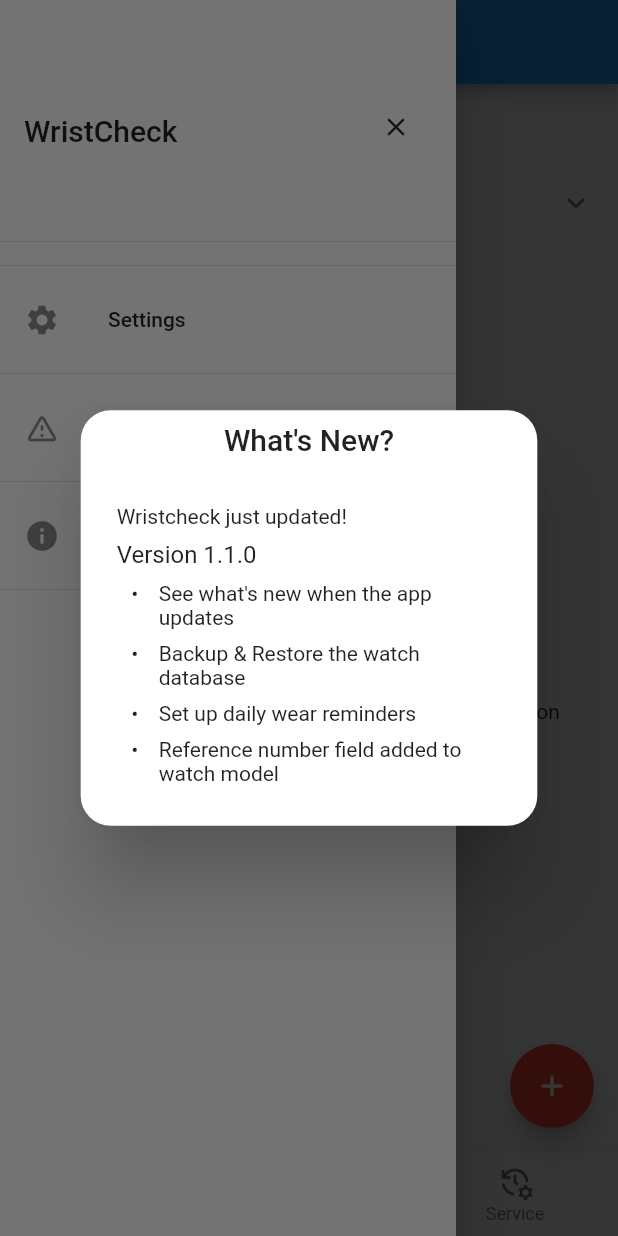
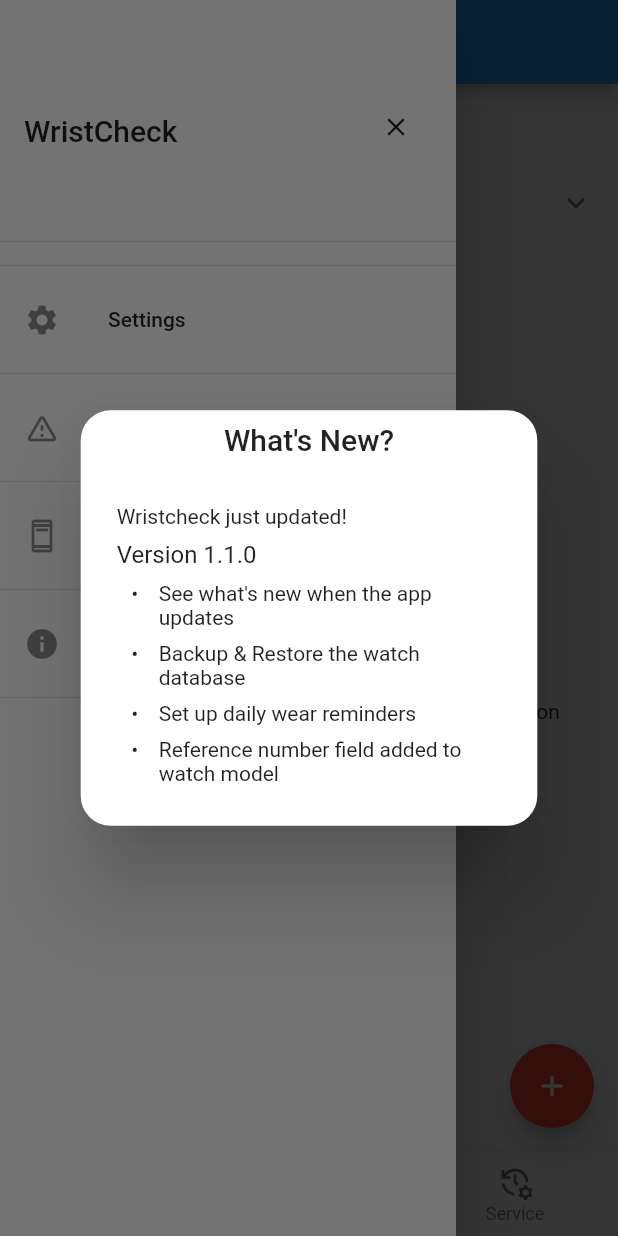
Before and after one commit to Stif-UK/WristCheck, a Flutter app: the screen it shows after launch, with the side drawer open, on a phone screen of 412 x 824 dp. Run offline on Flutter 3.47's test engine with Material 2 defaults, Android fonts, the phone set to English and light mode, and no system bars; drawn by our look-alikes of google_mobile_ads; our stand-ins replace file_picker, flutter_local_notifications, flutter_markdown, get, hive, hive_flutter and 7 more; accounts and stored records are empty; network calls fail.

Commit message:
Setting up remove ads page

```diff
--- a/lib/ui/watch_home_drawer.dart
+++ b/lib/ui/watch_home_drawer.dart
@@ -3,6 +3,7 @@ import 'package:get/get.dart';
 import 'package:wristcheck/ui/SettingsPage.dart';
 import 'package:wristcheck/ui/PrivacyPolicy.dart';
 import 'package:wristcheck/ui/AboutApp.dart';
+import 'package:wristcheck/ui/remove_ads.dart';
 
 class WatchHomeDrawer extends StatelessWidget {
   const WatchHomeDrawer({Key? key}) : super(key: key);
@@ -59,6 +60,14 @@ class WatchHomeDrawer extends StatelessWidget {
           ),
           const Divider(),
           ListTile(
+            leading: const Icon(Icons.ad_units_outlined),
+            title: const Text("Remove Ads"),
+            onTap: (){
+              Get.to(() => const RemoveAds());
+            }
+          ),
+          const Divider(),
+          ListTile(
             leading: const Icon(Icons.info),
             title: const Text("About"),
             onTap: (){
```
Also changed, not shown: lib/ui/remove_ads.dart (added, +14 -0 lines).
